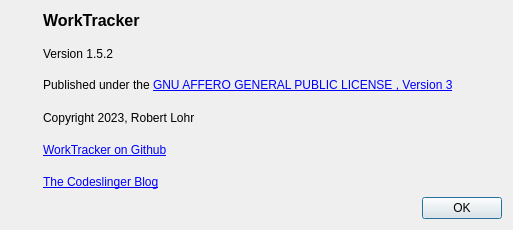
Before: the Qt Designer form src/ui/aboutdialog.ui in the-codeslinger/WorkTracker, drawn with Qt 5.
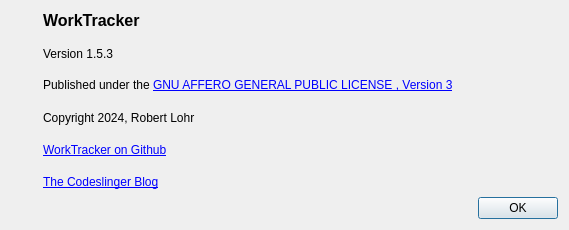
After: the same form once the commit is applied. Icons and pictures are not drawn.

Commit message: Upgrade version to 1.5.3 after Qt 6.7 upgrade build

```diff
--- a/src/ui/aboutdialog.ui
+++ b/src/ui/aboutdialog.ui
@@ -6,7 +6,7 @@
    <rect>
     <x>0</x>
     <y>0</y>
-    <width>513</width>
+    <width>569</width>
     <height>230</height>
    </rect>
   </property>
@@ -66,7 +66,7 @@
        <item>
         <widget class="QLabel" name="versionLabel">
          <property name="text">
-          <string>Version 1.5.2</string>
+          <string>Version 1.5.3</string>
          </property>
         </widget>
        </item>
@@ -81,7 +81,7 @@
        <item>
         <widget class="QLabel" name="copyrightLabel">
          <property name="text">
-          <string>Copyright 2023, Robert Lohr</string>
+          <string>Copyright 2024, Robert Lohr</string>
          </property>
         </widget>
        </item>
@@ -95,7 +95,7 @@
        <item>
         <widget class="QLabel" name="blogLabel">
          <property name="text">
-          <string>&lt;html&gt;&lt;head/&gt;&lt;body&gt;&lt;p&gt;&lt;a href=&quot;https://thecodeslinger.org/&quot;&gt;&lt;span style=&quot; text-decoration: underline; color:#0000ff;&quot;&gt;The Codeslinger Blog&lt;/span&gt;&lt;/a&gt;&lt;/p&gt;&lt;/body&gt;&lt;/html&gt;</string>
+          <string>&lt;html&gt;&lt;head/&gt;&lt;body&gt;&lt;p&gt;&lt;a href=&quot;https://the-codeslinger.com/&quot;&gt;&lt;span style=&quot; text-decoration: underline; color:#0000ff;&quot;&gt;The Codeslinger Blog&lt;/span&gt;&lt;/a&gt;&lt;/p&gt;&lt;/body&gt;&lt;/html&gt;</string>
          </property>
         </widget>
        </item>
```
The commit also changes 3 other files.
